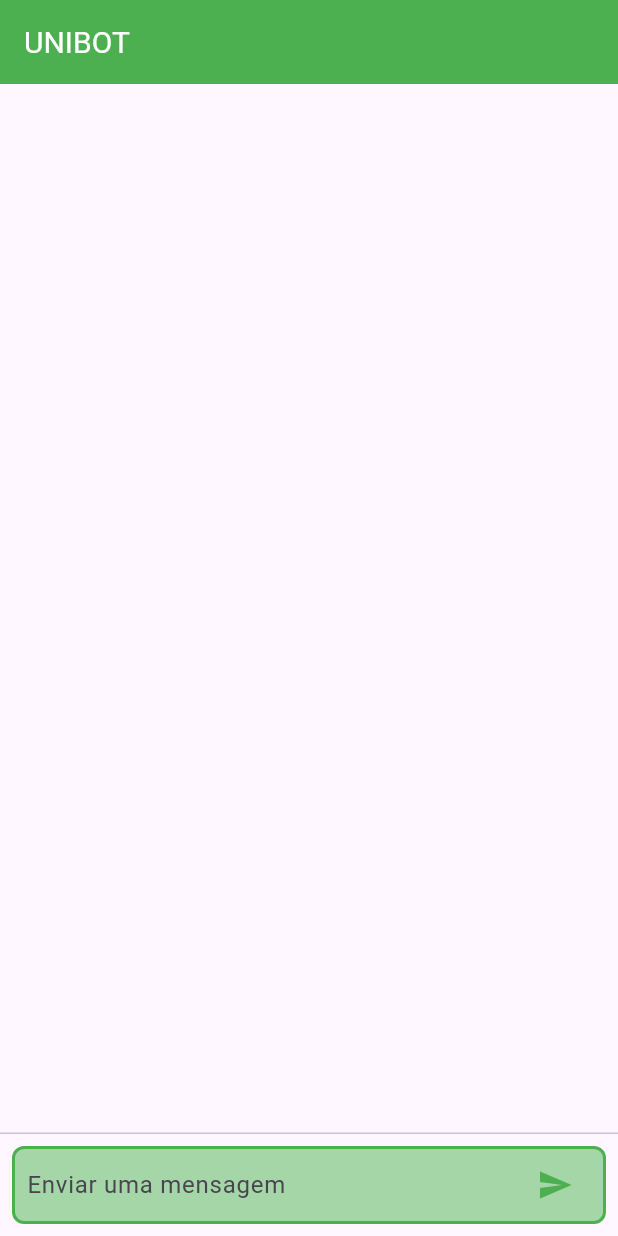
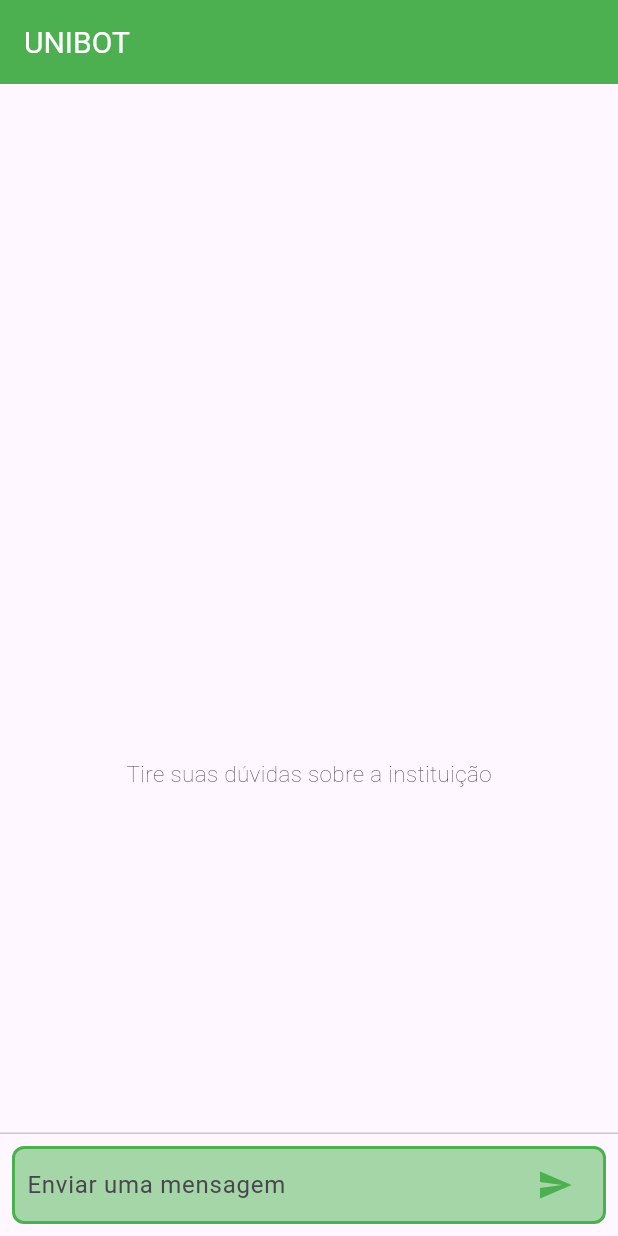
Before and after one commit to naiaraamorim/UNIBOT-PFC-APP, a Flutter app: the screen it shows after launch, on a phone screen of 412 x 824 dp. Run offline on Flutter 3.47's test engine with Material 3 defaults, Android fonts, the light colour scheme and no system bars.

Commit message:
adição do texto de identificação do chat

```diff
--- a/unibot_app/lib/Screans/scream_chatbot.dart
+++ b/unibot_app/lib/Screans/scream_chatbot.dart
@@ -25,6 +25,17 @@ class ChatScreenState extends State<ChatScreen> {
             itemBuilder: (_, index) => _messages[index],
           ),
         ),
+        if (_messages.isEmpty)
+          Container(
+            height: 250,
+            alignment: Alignment.topCenter,
+            child: const Text(
+              'Tire suas dúvidas sobre a instituição',
+              style: TextStyle(fontSize: 15.0, fontWeight: FontWeight.w100),
+            ),
+          ),
+        // Área centralizada de instruções se não houver mensagens
+
         // Área de entrada de texto
         const Divider(height: 1.0),
         Padding(
@@ -42,6 +53,7 @@ class ChatScreenState extends State<ChatScreen> {
   }
 
   Widget _buildTextComposer() {
+    // Caixa de texto de entrada
     return IconTheme(
       data: IconThemeData(color: Theme.of(context).canvasColor),
       child: Container(
--- a/unibot_app/lib/components/avatar.dart
+++ b/unibot_app/lib/components/avatar.dart
@@ -5,7 +5,6 @@ class ChatMessage extends StatelessWidget {
   final bool isUser;
 
   const ChatMessage({super.key, required this.text, required this.isUser});
-
   @override
   Widget build(BuildContext context) {
     return Container(
```
